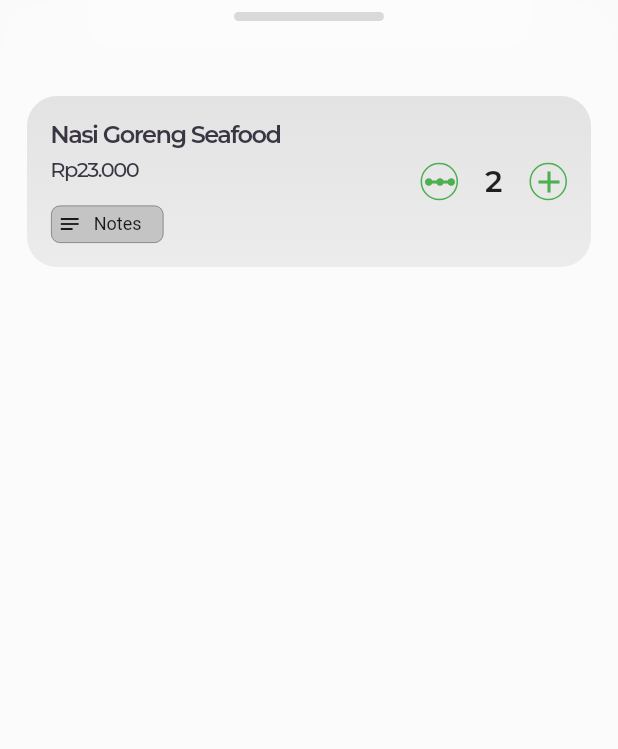
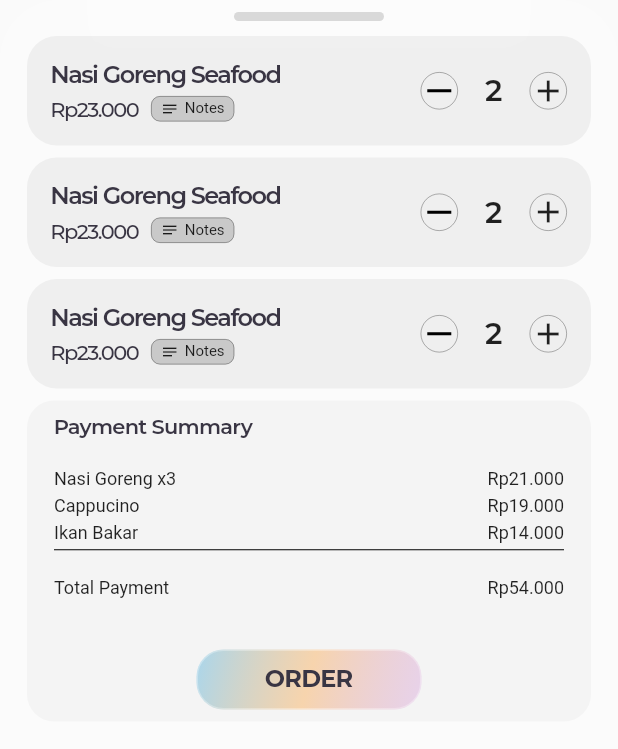
Before and after one commit to masdaagus/Casso, a Flutter app: the BotomSheet widget shown alone on an empty page, opened directly, on a phone screen of 412 x 824 dp. Shown: the top 749 px of the screen. Run offline on Flutter 3.47's test engine with Material 2 defaults, Android fonts, the phone set to English and light mode, and no system bars; our stand-ins replace flutter_svg, get, lottie.

Commit message:
bottom sheet menu

```diff
--- a/lib/app/modules/cashier/views/cashier_view.dart
+++ b/lib/app/modules/cashier/views/cashier_view.dart
@@ -46,7 +46,7 @@ class CashierView extends GetView<CashierController> {
                 color: textColor.withOpacity(.5),
                 borderRadius: BorderRadius.circular(10),
               ),
-              height: 40,
+              height: 30,
               child: Container(
                 padding: const EdgeInsets.all(2),
                 child: TabBar(
@@ -63,7 +63,7 @@ class CashierView extends GetView<CashierController> {
               ),
             ),
             Container(
-              height: Get.height - 129,
+              height: Get.height - 119,
               child: TabBarView(
                 children: [
                   // tables view
--- /dev/null
+++ b/lib/app/modules/cashier/views/menu/bottom_sheet/bottom_sheet.dart
@@ -0,0 +1,170 @@
+import 'dart:ui';
+
+import 'package:casso/app/data/constant.dart';
+import 'package:flutter/material.dart';
+import 'package:get/get.dart';
+
+import 'components/card_chart.dart';
+
+class BotomSheet extends StatelessWidget {
+  const BotomSheet({
+    Key? key,
+  }) : super(key: key);
+
+  @override
+  Widget build(BuildContext context) {
+    return Container(
+      decoration: BoxDecoration(
+        gradient: LinearGradient(
+          colors: [
+            putih.withOpacity(.3),
+            putih.withOpacity(.25),
+          ],
+          begin: Alignment.topCenter,
+          end: Alignment.bottomCenter,
+        ),
+        borderRadius: BorderRadius.only(
+          topLeft: Radius.circular(40),
+          topRight: Radius.circular(40),
+        ),
+      ),
+      child: ClipRRect(
+        borderRadius: BorderRadius.only(
+          topLeft: Radius.circular(40),
+          topRight: Radius.circular(40),
+        ),
+        child: BackdropFilter(
+          filter: ImageFilter.blur(
+            sigmaX: 20,
+            sigmaY: 20,
+          ),
+          child: Column(
+            children: [
+              /// Garis kek iphone yg di atas
+              Container(
+                margin: const EdgeInsets.only(top: 8, bottom: 10),
+                height: 6,
+                width: 100,
+                decoration: BoxDecoration(
+                  color: textColor,
+                  borderRadius: BorderRadius.circular(3),
+                ),
+              ),
+
+              Expanded(
+                child: SingleChildScrollView(
+                  physics: BouncingScrollPhysics(),
+                  child: Column(
+                    children: [
+                      ListView.builder(
+                        physics: NeverScrollableScrollPhysics(),
+                        shrinkWrap: true,
+                        itemCount: 3,
+                        itemBuilder: (context, index) {
+                          return CardChart();
+                        },
+                      ),
+                      Container(
+                        margin: const EdgeInsets.symmetric(horizontal: 18),
+                        padding: const EdgeInsets.symmetric(
+                            horizontal: 18, vertical: 8),
+                        // height: 90,
+                        width: Get.width,
+                        decoration: BoxDecoration(
+                          color: textColor.withOpacity(.2),
+                          borderRadius: BorderRadius.circular(18),
+                        ),
+                        child: Column(
+                          crossAxisAlignment: CrossAxisAlignment.start,
+                          children: [
+                            Text(
+                              "Payment Summary",
+                              style: TextStyle(
+                                color: primaryColor,
+                                fontFamily: "Montserrat",
+                                fontWeight: FontWeight.w600,
+                                letterSpacing: -.5,
+                              ),
+                            ),
+                            SizedBox(height: 20),
+                            detailSummary(
+                                tittle: "Nasi Goreng x3", price: "21.000"),
+                            detailSummary(tittle: "Cappucino", price: '19.000'),
+                            detailSummary(
+                                tittle: 'Ikan Bakar', price: '14.000'),
+                            Divider(
+                              height: 1,
+                              color: hitam,
+                            ),
+                            SizedBox(height: 18),
+                            detailSummary(
+                                tittle: 'Total Payment', price: '54.000'),
+                            Center(
+                              child: Container(
+                                margin: const EdgeInsets.only(top: 30),
+                                height: 40,
+                                width: 150,
+                                decoration: BoxDecoration(
+                                    borderRadius: BorderRadius.circular(18),
+                                    gradient: LinearGradient(
+                                      colors: [
+                                        biru.withOpacity(.4),
+                                        orange.withOpacity(.3),
+                                        ungu.withOpacity(.2),
+                                      ],
+                                      begin: Alignment.topLeft,
+                                      end: Alignment.bottomRight,
+                                    ),
+                                    border: Border.all(
+                                        color: putih.withOpacity(.3))),
+                                child: Center(
+                                  child: Text(
+                                    "ORDER",
+                                    style: TextStyle(
+                                      fontSize: 16,
+                                      fontFamily: "Montserrat",
+                                      fontWeight: FontWeight.bold,
+                                      letterSpacing: -.5,
+                                      color: primaryColor,
+                                    ),
+                                  ),
+                                ),
+                              ),
+                            )
+                          ],
+                        ),
+                      ),
+                      SizedBox(height: 60),
+                    ],
+                  ),
+                ),
+              ),
+            ],
+          ),
+        ),
+      ),
+    );
+  }
+
+  Widget detailSummary({
+    String? tittle,
+    String? price,
+  }) {
+    return Container(
+      margin: const EdgeInsets.only(bottom: 4),
+      child: Row(
+        mainAxisAlignment: MainAxisAlignment.spaceBetween,
+        children: [
+          Text(
+            tittle!,
+            style: TextStyle(fontSize: 12),
+          ),
+          Text(
+            "Rp${price}",
+            style: TextStyle(fontSize: 12),
+          ),
+        ],
+      ),
+    );
+  }
+}
--- /dev/null
+++ b/lib/app/modules/cashier/views/menu/bottom_sheet/components/card_chart.dart
@@ -0,0 +1,156 @@
+import 'package:casso/app/data/constant.dart';
+import 'package:flutter/material.dart';
+
+class CardChart extends StatelessWidget {
+  const CardChart({
+    Key? key,
+  }) : super(key: key);
+
+  @override
+  Widget build(BuildContext context) {
+    return Container(
+      margin: const EdgeInsets.only(left: 18, right: 18, bottom: 8),
+      padding: const EdgeInsets.all(16),
+      decoration: BoxDecoration(
+        borderRadius: BorderRadius.circular(20),
+        color: abu.withOpacity(.4),
+        // border: Border.all(
+        //   color: hitam.withOpacity(.4),
+        //   width: .5,
+        // ),
+        // gradient: LinearGradient(
+        //   colors: [
+        //     abu.withOpacity(.8),
+        //     abu.withOpacity(.5),
+        //   ],
+        //   begin: Alignment.topCenter,
+        //   end: Alignment.bottomCenter,
+        // ),
+      ),
+      child: Row(
+        mainAxisAlignment: MainAxisAlignment.spaceBetween,
+        children: [
+          Column(
+            crossAxisAlignment: CrossAxisAlignment.start,
+            children: [
+              Text(
+                "Nasi Goreng Seafood",
+                style: TextStyle(
+                    color: primaryColor,
+                    fontFamily: "Montserrat",
+                    fontWeight: FontWeight.w600,
+                    fontSize: 16,
+                    letterSpacing: -1),
+              ),
+              SizedBox(height: 4),
+              Row(
+                children: [
+                  Text(
+                    "Rp23.000",
+                    style: TextStyle(
+                        color: primaryColor,
+                        fontFamily: "Montserrat",
+                        fontWeight: FontWeight.w500,
+                        letterSpacing: -1),
+                  ),
+                  SizedBox(width: 8),
+                  notes()
+                ],
+              ),
+            ],
+          ),
+          Row(
+            children: [
+              IconsAddandMinus(
+                child: Container(
+                  height: 2,
+                  color: hitam,
+                  margin: const EdgeInsets.all(4),
+                ),
+                onTap: () {},
+              ),
+
+              SizedBox(width: 18),
+              Text(
+                "2",
+                style: TextStyle(
+                  fontSize: 20,
+                  fontFamily: "Montserrat",
+                  fontWeight: FontWeight.w600,
+                ),
+              ),
+              SizedBox(width: 18),
+
+              IconsAddandMinus(
+                child: Icon(Icons.add),
+                onTap: () {},
+              ),
+
+              // IconPlusMinus(Icons.add),
+            ],
+          ),
+        ],
+      ),
+    );
+  }
+
+  Widget notes() {
+    return Container(
+      padding: const EdgeInsets.symmetric(horizontal: 6, vertical: 2),
+      decoration: BoxDecoration(
+        border: Border.all(
+          color: hitam.withOpacity(.4),
+          width: .5,
+        ),
+        borderRadius: BorderRadius.circular(6),
+        color: hitam.withOpacity(.16),
+      ),
+      child: Row(
+        children: [
+          Icon(
+            Icons.notes_sharp,
+            size: 12,
+          ),
+          SizedBox(width: 4),
+          Text(
+            "Notes",
+            style: TextStyle(
+              fontSize: 10,
+            ),
+          )
+        ],
+      ),
+    );
+  }
+}
+
+class IconsAddandMinus extends StatelessWidget {
+  const IconsAddandMinus({
+    Key? key,
+    required this.child,
+    required this.onTap,
+  }) : super(key: key);
+
+  final Widget child;
+  final VoidCallback onTap;
+
+  @override
+  Widget build(BuildContext context) {
+    return GestureDetector(
+      onTap: onTap,
+      child: Container(
+        height: 25,
+        width: 25,
+        decoration: BoxDecoration(
+          borderRadius: BorderRadius.circular(25),
+          color: Colors.transparent,
+          border: Border.all(
+            color: hitam.withOpacity(.4),
+            width: .5,
+          ),
+        ),
+        child: Center(child: child),
+      ),
+    );
+  }
+}
--- a/lib/app/modules/cashier/views/menu/components/bottom_sheet.dart
+++ /dev/null
@@ -1,166 +0,0 @@
-import 'dart:ui';
-
-import 'package:casso/app/data/constant.dart';
-import 'package:flutter/material.dart';
-
-class BotomSheet extends StatelessWidget {
-  const BotomSheet({
-    Key? key,
-  }) : super(key: key);
-
-  @override
-  Widget build(BuildContext context) {
-    return Container(
-      height: 900,
-      decoration: BoxDecoration(
-        gradient: LinearGradient(
-          colors: [
-            putih.withOpacity(.3),
-            putih.withOpacity(.25),
-          ],
-          begin: Alignment.topCenter,
-          end: Alignment.bottomCenter,
-        ),
-        borderRadius: BorderRadius.only(
-          topLeft: Radius.circular(40),
-          topRight: Radius.circular(40),
-        ),
-      ),
-      child: ClipRRect(
-        borderRadius: BorderRadius.only(
-          topLeft: Radius.circular(40),
-          topRight: Radius.circular(40),
-        ),
-        child: BackdropFilter(
-          filter: ImageFilter.blur(
-            sigmaX: 20,
-            sigmaY: 20,
-          ),
-          child: Column(
-            children: [
-              Container(
-                margin: const EdgeInsets.only(top: 8, bottom: 50),
-                height: 6,
-                width: 100,
-                decoration: BoxDecoration(
-                  color: textColor,
-                  borderRadius: BorderRadius.circular(3),
-                ),
-              ),
-              Container(
-                margin: const EdgeInsets.symmetric(horizontal: 18),
-                padding: const EdgeInsets.all(16),
-                // height: 90,
-                decoration: BoxDecoration(
-                  borderRadius: BorderRadius.circular(20),
-                  color: putih,
-                  gradient: LinearGradient(
-                    colors: [
-                      abu.withOpacity(.8),
-                      abu.withOpacity(.5),
-                    ],
-                    begin: Alignment.topCenter,
-                    end: Alignment.bottomCenter,
-                  ),
-                ),
-                child: Row(
-                  mainAxisAlignment: MainAxisAlignment.spaceBetween,
-                  children: [
-                    Column(
-                      crossAxisAlignment: CrossAxisAlignment.start,
-                      children: [
-                        Text(
-                          "Nasi Goreng Seafood",
-                          style: TextStyle(
-                              color: primaryColor,
-                              fontFamily: "Montserrat",
-                              fontWeight: FontWeight.w600,
-                              fontSize: 16,
-                              letterSpacing: -1),
-                        ),
-                        SizedBox(height: 4),
-                        Text(
-                          "Rp23.000",
-                          style: TextStyle(
-                              color: primaryColor,
-                              fontFamily: "Montserrat",
-                              fontWeight: FontWeight.w500,
-                              letterSpacing: -1),
-                        ),
-                        SizedBox(height: 16),
-                        notes()
-                      ],
-                    ),
-                    Row(
-                      children: [
-                        IconPlusMinus(Icons.linear_scale_sharp),
-                        SizedBox(width: 18),
-                        Text(
-                          "2",
-                          style: TextStyle(
-                            fontSize: 20,
-                            fontFamily: "Montserrat",
-                            fontWeight: FontWeight.w600,
-                          ),
-                        ),
-                        SizedBox(width: 18),
-                        IconPlusMinus(Icons.add),
-                      ],
-                    )
-                  ],
-                ),
-              )
-            ],
-          ),
-        ),
-      ),
-    );
-  }
-
-  Container notes() {
-    return Container(
-      padding: const EdgeInsets.all(4),
-      height: 25,
-      width: 75,
-      decoration: BoxDecoration(
-        border: Border.all(
-          color: hitam.withOpacity(.4),
-          width: .5,
-        ),
-        borderRadius: BorderRadius.circular(6),
-        color: hitam.withOpacity(.16),
-      ),
-      child: Row(
-        children: [
-          Icon(
-            Icons.notes_sharp,
-            size: 16,
-          ),
-          SizedBox(width: 8),
-          Text(
-            "Notes",
-            style: TextStyle(
-              fontSize: 12,
-            ),
-          )
-        ],
-      ),
-    );
-  }
-
-  Container IconPlusMinus(IconData icon) {
-    return Container(
-      height: 25,
-      width: 25,
-      decoration: BoxDecoration(
-        color: Colors.transparent,
-        border: Border.all(color: Colors.green),
-        borderRadius: BorderRadius.circular(25),
-      ),
-      child: Icon(
-        icon,
-        color: Colors.green,
-      ),
-    );
-  }
-}
--- a/lib/app/modules/cashier/views/menu/components/menu_card.dart
+++ b/lib/app/modules/cashier/views/menu/components/menu_card.dart
@@ -36,7 +36,7 @@ class MenuCard extends StatelessWidget {
               child: Image.asset(
                 image,
                 fit: BoxFit.cover,
-                height: 125,
+                height: 110,
                 width: 110,
               ),
             ),
@@ -63,7 +63,6 @@ class MenuCard extends StatelessWidget {
               fontWeight: FontWeight.w500,
             ),
           ),
-          SizedBox(height: 8)
         ],
       ),
     );
--- a/lib/app/modules/cashier/views/table/table_view.dart
+++ b/lib/app/modules/cashier/views/table/table_view.dart
@@ -15,7 +15,7 @@ class Tables extends StatelessWidget {
       child: Column(
         children: [
           Container(
-            height: Get.height - 178,
+            height: Get.height - 144,
             width: Get.width,
             child: GridView.count(
               shrinkWrap: true,
```
Also changed, not shown: lib/app/modules/cashier/views/menu/components/button_chart.dart (+5 -3 lines), lib/app/modules/cashier/views/menu/components/card_category.dart (deleted, +0 -74 lines), lib/app/modules/cashier/views/menu/components/category.dart (+38 -16 lines), lib/app/modules/cashier/views/menu/components/search_button.dart (deleted, +0 -47 lines), lib/app/modules/cashier/views/menu/menu_view.dart (+15 -4 lines).
